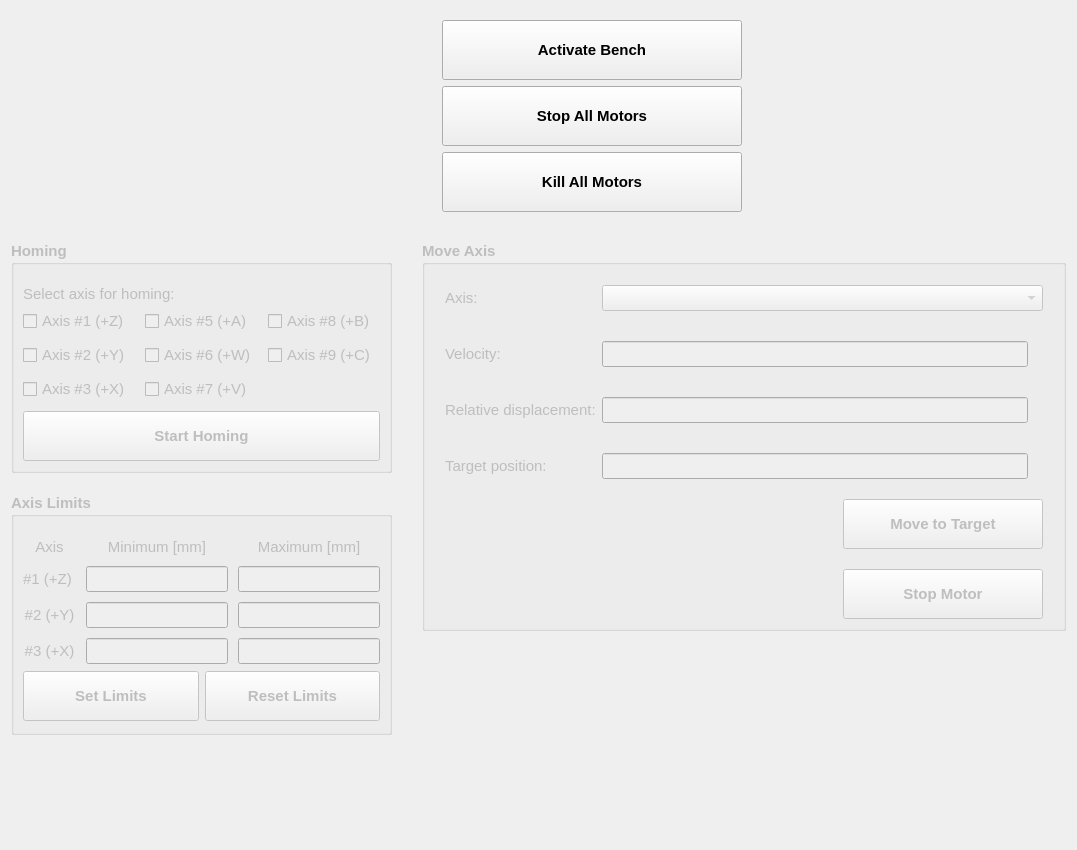
Above: hallbench/gui/ui/motorswidget.ui from lnls-ima/hall-bench-control before the change. Below: the same form after it.
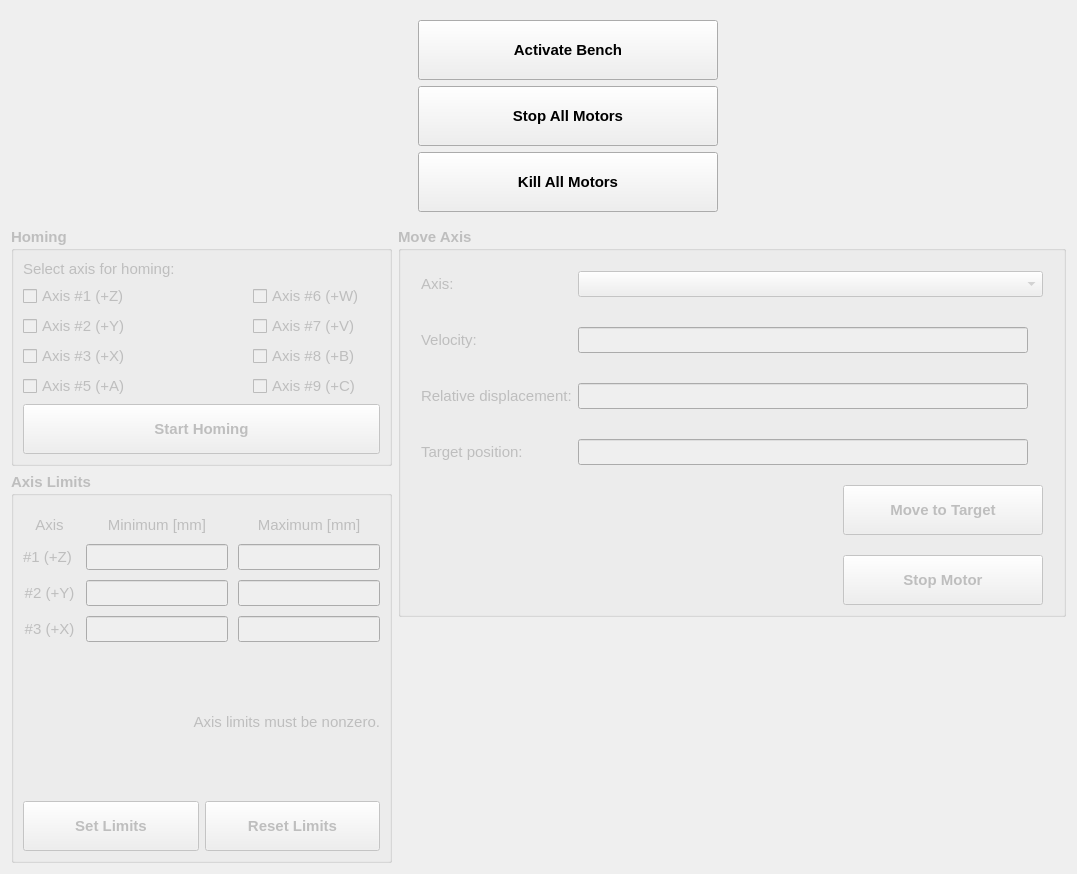
That is the form after the change. Icons and pictures are not drawn.

Commit message: Add led for homing status and fix bugs

```diff
--- a/hallbench/gui/ui/motorswidget.ui
+++ b/hallbench/gui/ui/motorswidget.ui
@@ -7,7 +7,7 @@
     <x>0</x>
     <y>0</y>
     <width>1077</width>
-    <height>850</height>
+    <height>874</height>
    </rect>
   </property>
   <property name="font">
@@ -19,12 +19,6 @@
    <string>Motors</string>
   </property>
   <layout class="QGridLayout" name="gridLayout_7">
-   <property name="horizontalSpacing">
-    <number>30</number>
-   </property>
-   <property name="verticalSpacing">
-    <number>20</number>
-   </property>
    <item row="0" column="0">
     <widget class="QLabel" name="label_8">
      <property name="text">
@@ -130,14 +124,8 @@
      <property name="checkable">
       <bool>false</bool>
      </property>
-     <layout class="QGridLayout" name="gridLayout_3">
-      <property name="topMargin">
-       <number>20</number>
-      </property>
-      <property name="bottomMargin">
-       <number>9</number>
-      </property>
-      <item row="0" column="0">
+     <layout class="QGridLayout" name="gridLayout_8">
+      <item row="0" column="0" colspan="2">
        <widget class="QLabel" name="label">
         <property name="sizePolicy">
          <sizepolicy hsizetype="Preferred" vsizetype="Maximum">
@@ -158,24 +146,14 @@
       </item>
       <item row="1" column="0">
        <layout class="QGridLayout" name="gridLayout">
-        <property name="spacing">
-         <number>10</number>
-        </property>
-        <item row="1" column="1">
-         <widget class="QCheckBox" name="homingax6_chb">
-          <property name="font">
-           <font>
-            <weight>50</weight>
-            <bold>false</bold>
-           </font>
+        <item row="3" column="1">
+         <widget class="QLabel" name="ledax5_la">
+          <property name="sizePolicy">
+           <sizepolicy hsizetype="Fixed" vsizetype="Fixed">
+            <horstretch>0</horstretch>
+            <verstretch>0</verstretch>
+           </sizepolicy>
           </property>
-          <property name="text">
-           <string>Axis #6 (+W)</string>
-          </property>
-         </widget>
-        </item>
-        <item row="1" column="0">
-         <widget class="QCheckBox" name="homingax2_chb">
           <property name="font">
            <font>
             <weight>50</weight>
@@ -183,24 +161,17 @@
            </font>
           </property>
           <property name="text">
-           <string>Axis #2 (+Y)</string>
+           <string/>
           </property>
-         </widget>
-        </item>
-        <item row="0" column="2">
-         <widget class="QCheckBox" name="homingax8_chb">
-          <property name="font">
-           <font>
-            <weight>50</weight>
-            <bold>false</bold>
-           </font>
+          <property name="pixmap">
+           <pixmap>../../resources/img/led.png</pixmap>
           </property>
-          <property name="text">
-           <string>Axis #8 (+B)</string>
+          <property name="scaledContents">
+           <bool>true</bool>
           </property>
          </widget>
         </item>
-        <item row="0" column="1">
+        <item row="3" column="0">
          <widget class="QCheckBox" name="homingax5_chb">
           <property name="font">
            <font>
@@ -214,7 +185,13 @@
          </widget>
         </item>
         <item row="2" column="1">
-         <widget class="QCheckBox" name="homingax7_chb">
+         <widget class="QLabel" name="ledax3_la">
+          <property name="sizePolicy">
+           <sizepolicy hsizetype="Fixed" vsizetype="Fixed">
+            <horstretch>0</horstretch>
+            <verstretch>0</verstretch>
+           </sizepolicy>
+          </property>
           <property name="font">
            <font>
             <weight>50</weight>
@@ -222,7 +199,63 @@
            </font>
           </property>
           <property name="text">
-           <string>Axis #7 (+V)</string>
+           <string/>
+          </property>
+          <property name="pixmap">
+           <pixmap>../../resources/img/led.png</pixmap>
+          </property>
+          <property name="scaledContents">
+           <bool>true</bool>
+          </property>
+         </widget>
+        </item>
+        <item row="1" column="1">
+         <widget class="QLabel" name="ledax2_la">
+          <property name="sizePolicy">
+           <sizepolicy hsizetype="Fixed" vsizetype="Fixed">
+            <horstretch>0</horstretch>
+            <verstretch>0</verstretch>
+           </sizepolicy>
+          </property>
+          <property name="font">
+           <font>
+            <weight>50</weight>
+            <bold>false</bold>
+           </font>
+          </property>
+          <property name="text">
+           <string/>
+          </property>
+          <property name="pixmap">
+           <pixmap>../../resources/img/led.png</pixmap>
+          </property>
+          <property name="scaledContents">
+           <bool>true</bool>
+          </property>
+         </widget>
+        </item>
+        <item row="0" column="1">
+         <widget class="QLabel" name="ledax1_la">
+          <property name="sizePolicy">
+           <sizepolicy hsizetype="Fixed" vsizetype="Fixed">
+            <horstretch>0</horstretch>
+            <verstretch>0</verstretch>
+           </sizepolicy>
+          </property>
+          <property name="font">
+           <font>
+            <weight>50</weight>
+            <bold>false</bold>
+           </font>
+          </property>
+          <property name="text">
+           <string/>
+          </property>
+          <property name="pixmap">
+           <pixmap>../../resources/img/led.png</pixmap>
+          </property>
+          <property name="scaledContents">
+           <bool>true</bool>
           </property>
          </widget>
         </item>
@@ -239,8 +272,8 @@
           </property>
          </widget>
         </item>
-        <item row="1" column="2">
-         <widget class="QCheckBox" name="homingax9_chb">
+        <item row="1" column="0">
+         <widget class="QCheckBox" name="homingax2_chb">
           <property name="font">
            <font>
             <weight>50</weight>
@@ -248,7 +281,7 @@
            </font>
           </property>
           <property name="text">
-           <string>Axis #9 (+C)</string>
+           <string>Axis #2 (+Y)</string>
           </property>
          </widget>
         </item>
@@ -265,24 +298,190 @@
           </property>
          </widget>
         </item>
-        <item row="3" column="0" colspan="3">
-         <widget class="QPushButton" name="homing_btn">
-          <property name="enabled">
-           <bool>false</bool>
+       </layout>
+      </item>
+      <item row="1" column="1">
+       <spacer name="horizontalSpacer_3">
+        <property name="orientation">
+         <enum>Qt::Horizontal</enum>
+        </property>
+        <property name="sizeType">
+         <enum>QSizePolicy::Maximum</enum>
+        </property>
+        <property name="sizeHint" stdset="0">
+         <size>
+          <width>50</width>
+          <height>20</height>
+         </size>
+        </property>
+       </spacer>
+      </item>
+      <item row="1" column="2">
+       <layout class="QGridLayout" name="gridLayout_3">
+        <item row="0" column="0">
+         <widget class="QCheckBox" name="homingax6_chb">
+          <property name="font">
+           <font>
+            <weight>50</weight>
+            <bold>false</bold>
+           </font>
           </property>
-          <property name="minimumSize">
-           <size>
-            <width>0</width>
-            <height>50</height>
-           </size>
+          <property name="text">
+           <string>Axis #6 (+W)</string>
           </property>
+         </widget>
+        </item>
+        <item row="0" column="1">
+         <widget class="QLabel" name="ledax6_la">
+          <property name="sizePolicy">
+           <sizepolicy hsizetype="Fixed" vsizetype="Fixed">
+            <horstretch>0</horstretch>
+            <verstretch>0</verstretch>
+           </sizepolicy>
+          </property>
+          <property name="font">
+           <font>
+            <weight>50</weight>
+            <bold>false</bold>
+           </font>
+          </property>
           <property name="text">
-           <string>Start Homing</string>
+           <string/>
           </property>
          </widget>
         </item>
+        <item row="1" column="0">
+         <widget class="QCheckBox" name="homingax7_chb">
+          <property name="font">
+           <font>
+            <weight>50</weight>
+            <bold>false</bold>
+           </font>
+          </property>
+          <property name="text">
+           <string>Axis #7 (+V)</string>
+          </property>
+         </widget>
+        </item>
+        <item row="1" column="1">
+         <widget class="QLabel" name="ledax7_la">
+          <property name="sizePolicy">
+           <sizepolicy hsizetype="Fixed" vsizetype="Fixed">
+            <horstretch>0</horstretch>
+            <verstretch>0</verstretch>
+           </sizepolicy>
+          </property>
+          <property name="font">
+           <font>
+            <weight>50</weight>
+            <bold>false</bold>
+           </font>
+          </property>
+          <property name="text">
+           <string/>
+          </property>
+          <property name="pixmap">
+           <pixmap>../../resources/img/led.png</pixmap>
+          </property>
+          <property name="scaledContents">
+           <bool>true</bool>
+          </property>
+         </widget>
+        </item>
+        <item row="2" column="0">
+         <widget class="QCheckBox" name="homingax8_chb">
+          <property name="font">
+           <font>
+            <weight>50</weight>
+            <bold>false</bold>
+           </font>
+          </property>
+          <property name="text">
+           <string>Axis #8 (+B)</string>
+          </property>
+         </widget>
+        </item>
+        <item row="2" column="1">
+         <widget class="QLabel" name="ledax8_la">
+          <property name="sizePolicy">
+           <sizepolicy hsizetype="Fixed" vsizetype="Fixed">
+            <horstretch>0</horstretch>
+            <verstretch>0</verstretch>
+           </sizepolicy>
+          </property>
+          <property name="font">
+           <font>
+            <weight>50</weight>
+            <bold>false</bold>
+           </font>
+          </property>
+          <property name="text">
+           <string/>
+          </property>
+          <property name="pixmap">
+           <pixmap>../../resources/img/led.png</pixmap>
+          </property>
+          <property name="scaledContents">
+           <bool>true</bool>
+          </property>
+         </widget>
+        </item>
+        <item row="3" column="0">
+         <widget class="QCheckBox" name="homingax9_chb">
+          <property name="font">
+           <font>
+            <weight>50</weight>
+            <bold>false</bold>
+           </font>
+          </property>
+          <property name="text">
+           <string>Axis #9 (+C)</string>
+          </property>
+         </widget>
+        </item>
+        <item row="3" column="1">
+         <widget class="QLabel" name="ledax9_la">
+          <property name="sizePolicy">
+           <sizepolicy hsizetype="Fixed" vsizetype="Fixed">
+            <horstretch>0</horstretch>
+            <verstretch>0</verstretch>
+           </sizepolicy>
+          </property>
+          <property name="font">
+           <font>
+            <weight>50</weight>
+            <bold>false</bold>
+           </font>
+          </property>
+          <property name="text">
+           <string/>
+          </property>
+          <property name="pixmap">
+           <pixmap>../../resources/img/led.png</pixmap>
+          </property>
+          <property name="scaledContents">
+           <bool>true</bool>
+          </property>
+         </widget>
+        </item>
        </layout>
       </item>
+      <item row="2" column="0" colspan="3">
+       <widget class="QPushButton" name="homing_btn">
+        <property name="enabled">
+         <bool>false</bool>
+        </property>
+        <property name="minimumSize">
+         <size>
+          <width>0</width>
+          <height>50</height>
+         </size>
+        </property>
+        <property name="text">
+         <string>Start Homing</string>
+        </property>
+       </widget>
+      </item>
      </layout>
     </widget>
    </item>
@@ -852,7 +1051,7 @@
         </item>
        </layout>
       </item>
-      <item row="1" column="0">
+      <item row="2" column="0">
        <layout class="QHBoxLayout" name="horizontalLayout">
         <item>
          <widget class="QPushButton" name="setlimits_btn">
@@ -888,10 +1087,26 @@
         </item>
        </layout>
       </item>
+      <item row="1" column="0">
+       <widget class="QLabel" name="label_13">
+        <property name="font">
+         <font>
+          <weight>50</weight>
+          <bold>false</bold>
+         </font>
+        </property>
+        <property name="text">
+         <string>Axis limits must be nonzero.</string>
+        </property>
+        <property name="alignment">
+         <set>Qt::AlignRight|Qt::AlignTrailing|Qt::AlignVCenter</set>
+        </property>
+       </widget>
+      </item>
      </layout>
     </widget>
    </item>
-   <item row="3" column="1" rowspan="2">
+   <item row="3" column="1">
     <spacer name="verticalSpacer">
      <property name="orientation">
       <enum>Qt::Vertical</enum>
```
Left out of the diff: 11 changed lines with no effect on the pictures. The commit also changes 5 other files.
